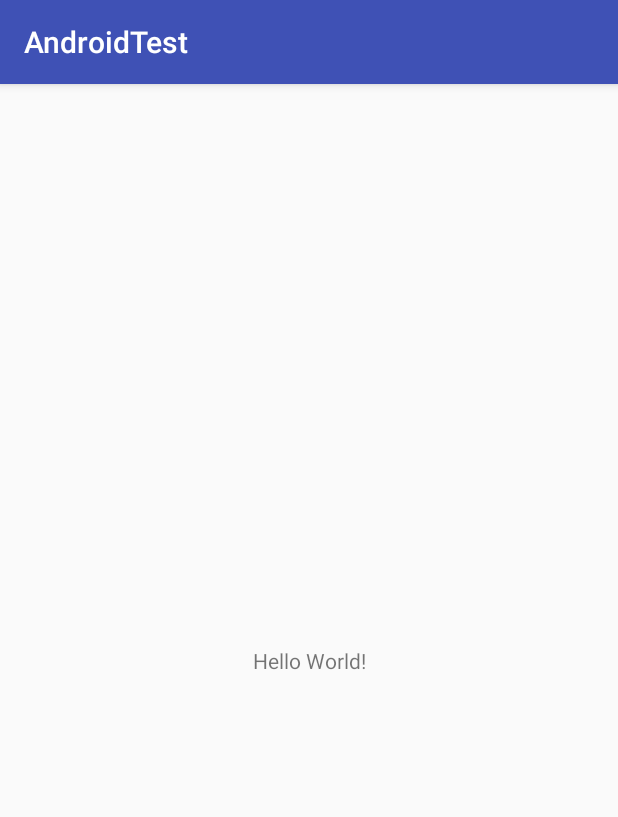
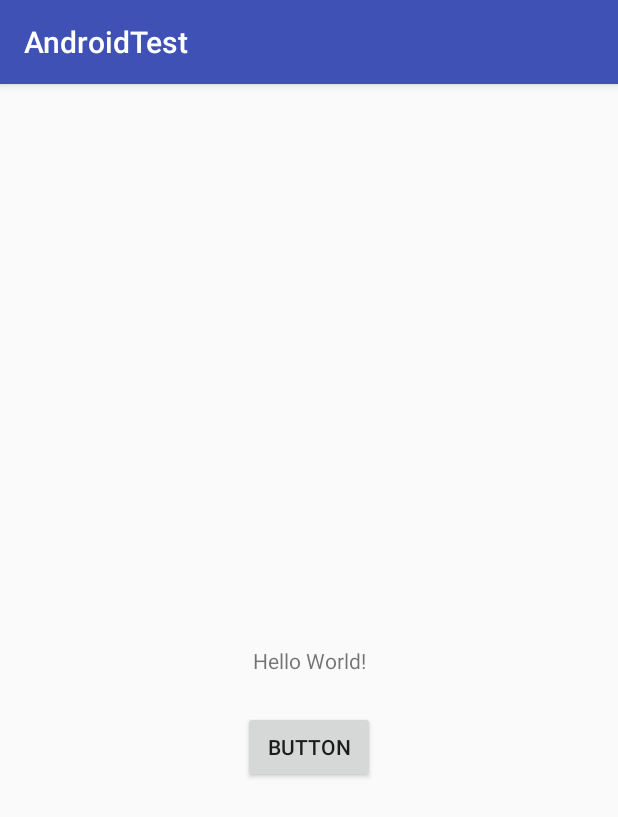
Before and after one commit to adriyal/AndroidTest, an Android app: the screen it shows after launch (MainActivity), on a phone screen of 412 x 824 dp. Shown: the top 817 px of the screen. Run offline under Robolectric (Android 15) with nearby library versions, the phone set to English and light mode, and no system bars.

Commit message:
added a button

```diff
--- a/app/src/main/res/layout/activity_main.xml
+++ b/app/src/main/res/layout/activity_main.xml
@@ -7,12 +7,25 @@
     tools:context=".MainActivity">
 
     <TextView
+        android:id="@+id/textView"
         android:layout_width="wrap_content"
         android:layout_height="wrap_content"
         android:text="Hello World!"
         app:layout_constraintBottom_toBottomOf="parent"
-        app:layout_constraintLeft_toLeftOf="parent"
-        app:layout_constraintRight_toRightOf="parent"
+        app:layout_constraintEnd_toEndOf="parent"
+        app:layout_constraintHorizontal_bias="0.5"
+        app:layout_constraintStart_toStartOf="parent"
         app:layout_constraintTop_toTopOf="parent" />
 
+    <Button
+        android:id="@+id/button"
+        android:layout_width="wrap_content"
+        android:layout_height="wrap_content"
+        android:layout_marginTop="24dp"
+        android:text="Button"
+        app:layout_constraintEnd_toEndOf="parent"
+        app:layout_constraintHorizontal_bias="0.5"
+        app:layout_constraintStart_toStartOf="parent"
+        app:layout_constraintTop_toBottomOf="@+id/textView" />
+
 </android.support.constraint.ConstraintLayout>
```
